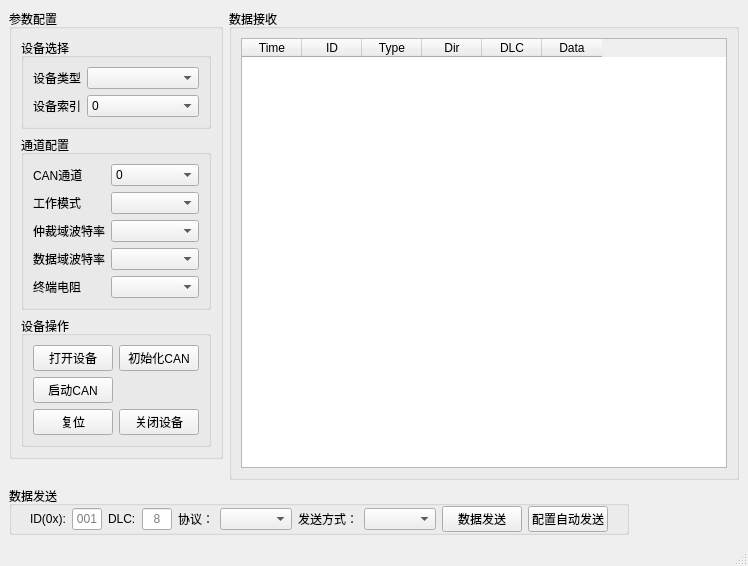
Above: mainwindow.ui from wtiaw/ZLGCAN before the change. Below: the same form after it.
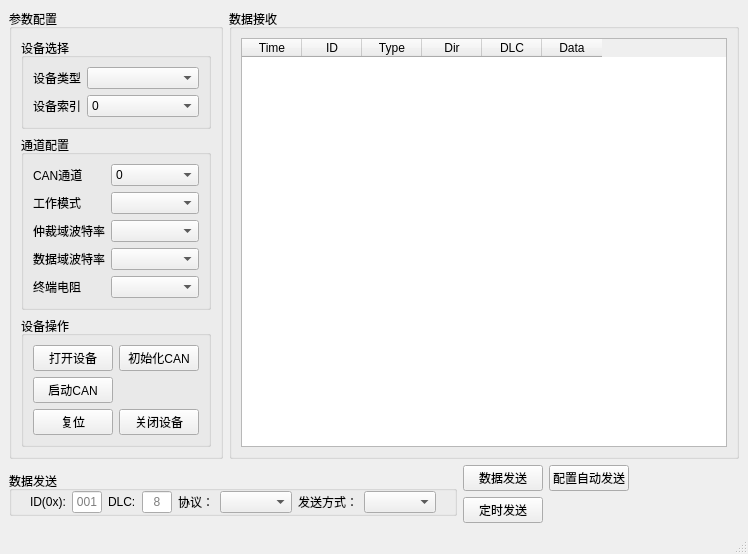
That is the form after the change.

Commit message: [增加]增加定时发送

```diff
--- a/mainwindow.ui
+++ b/mainwindow.ui
@@ -7,7 +7,7 @@
     <x>0</x>
     <y>0</y>
     <width>748</width>
-    <height>566</height>
+    <height>554</height>
    </rect>
   </property>
   <property name="windowTitle">
@@ -284,6 +284,9 @@
              <verstretch>0</verstretch>
             </sizepolicy>
            </property>
+           <property name="verticalScrollBarPolicy">
+            <enum>Qt::ScrollBarAsNeeded</enum>
+           </property>
            <property name="gridStyle">
             <enum>Qt::SolidLine</enum>
            </property>
@@ -505,7 +508,24 @@
               </property>
              </widget>
             </item>
+           </layout>
+          </widget>
+         </item>
             <item>
+          <layout class="QGridLayout" name="DataContainer"/>
+         </item>
+        </layout>
+       </widget>
+      </item>
+      <item>
+       <layout class="QGridLayout" name="gridLayout">
+        <property name="leftMargin">
+         <number>0</number>
+        </property>
+        <property name="topMargin">
+         <number>0</number>
+        </property>
+        <item row="0" column="0">
              <widget class="QPushButton" name="Send">
               <property name="sizePolicy">
                <sizepolicy hsizetype="Fixed" vsizetype="Fixed">
@@ -518,21 +538,21 @@
               </property>
              </widget>
             </item>
-            <item>
+        <item row="0" column="1">
              <widget class="QPushButton" name="ConfigAutoSend">
               <property name="text">
                <string>配置自动发送</string>
               </property>
              </widget>
             </item>
-           </layout>
-          </widget>
-         </item>
-         <item>
-          <layout class="QGridLayout" name="DataContainer"/>
-         </item>
-        </layout>
-       </widget>
+        <item row="1" column="0">
+         <widget class="QPushButton" name="AutoSend">
+          <property name="text">
+           <string>定时发送</string>
+          </property>
+         </widget>
+        </item>
+       </layout>
       </item>
       <item>
        <spacer name="horizontalSpacer">
```
Lines whose indentation alone changed are shown as unchanged. The commit also changes 8 other files.
